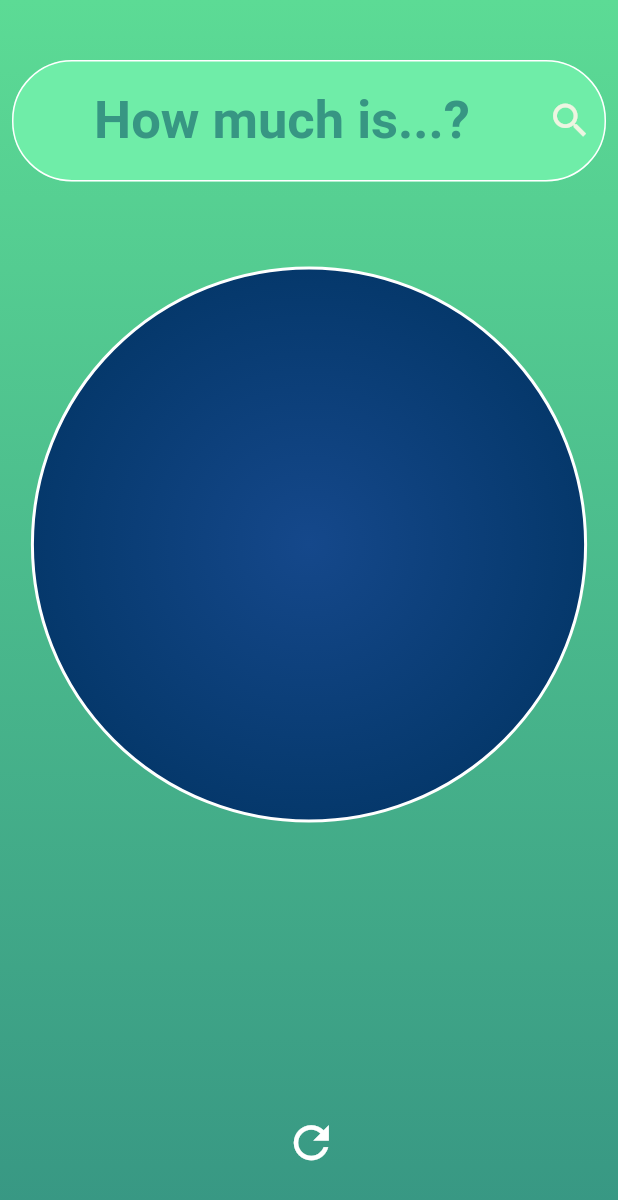
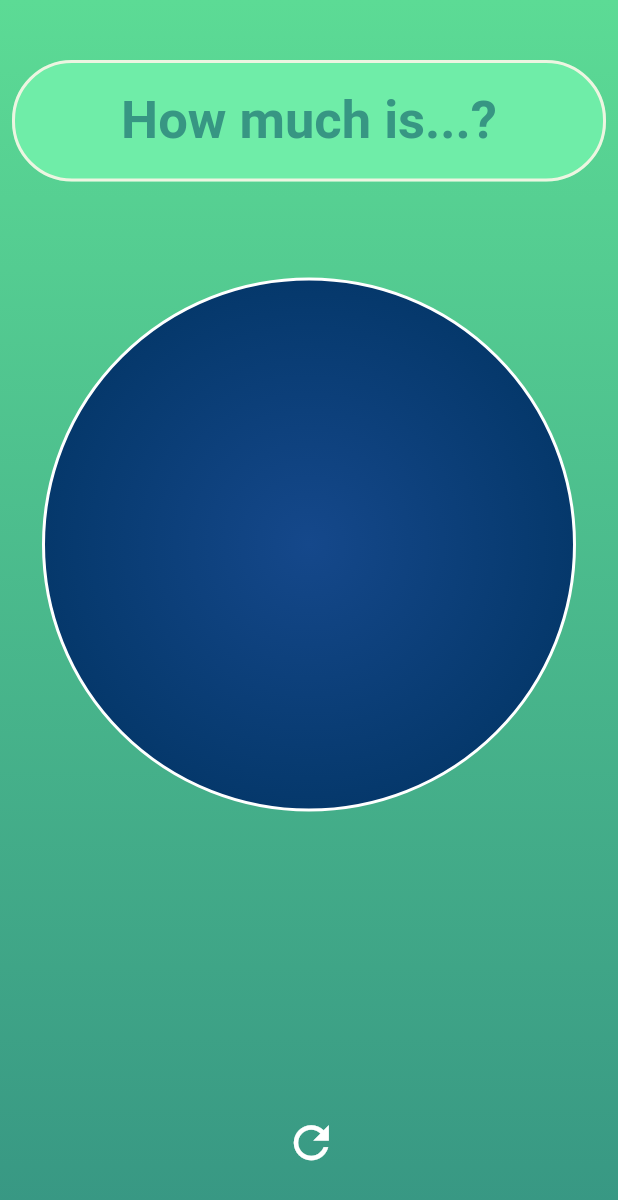
Before and after one commit to g-bulgarit/How-much-is-it, a Flutter app: the screen it shows after launch, on a phone screen of 412 x 824 dp. Shown: the top 1200 px of the screen. Run offline on Flutter 3.47's test engine with Material 2 defaults, Android fonts, the phone set to English and light mode, and no system bars; our stand-ins replace sprintf; Roboto replaces fonts that are missing (Bebas).

Commit message:
Increased padding on the inner circle

```diff
--- a/lib/main.dart
+++ b/lib/main.dart
@@ -76,13 +76,13 @@ class UserTextInput extends State<TextInput>{
                     // Set borders around the text input:
                     // On load:
                     enabledBorder: OutlineInputBorder(
-                      borderSide: BorderSide(color: Colors.white),
+                      borderSide: BorderSide(color: textColorMain, width: 2),
                       borderRadius: BorderRadius.all(Radius.circular(40))
                     ),
 
                     // On focus:
                     focusedBorder: OutlineInputBorder(
-                      borderSide: BorderSide(color: Colors.transparent),
+                      borderSide: BorderSide(color: foregroundColorInner, width: 2),
                       borderRadius: BorderRadius.all(Radius.circular(40))
                     ),
 
@@ -90,12 +90,6 @@ class UserTextInput extends State<TextInput>{
                     hintStyle: TextStyle(
                       color: textColorHint,
                     ),
-
-                    // Add suffix icon:
-                    suffixIcon: Icon(
-                      Icons.search, color: textColorMain,
-                      size: 30,
-                      ),
 
                     // Fill color:
                     filled: true,
@@ -131,7 +125,6 @@ class UserTextInput extends State<TextInput>{
                   width: cWidth,
                   height: cWidth,
                   alignment: Alignment.center,
-
                   decoration: BoxDecoration(
                     shape:  BoxShape.circle,
                     border: Border.all(
@@ -145,8 +138,8 @@ class UserTextInput extends State<TextInput>{
                     )
                   ),
 
-                  padding: EdgeInsets.all(10.0),
-                  margin: EdgeInsets.all(10.0),
+                  padding: EdgeInsets.all(20.0),
+                  margin: EdgeInsets.all(20.0),
 
                   child: new Text(
                     "$convertedResult",
```
